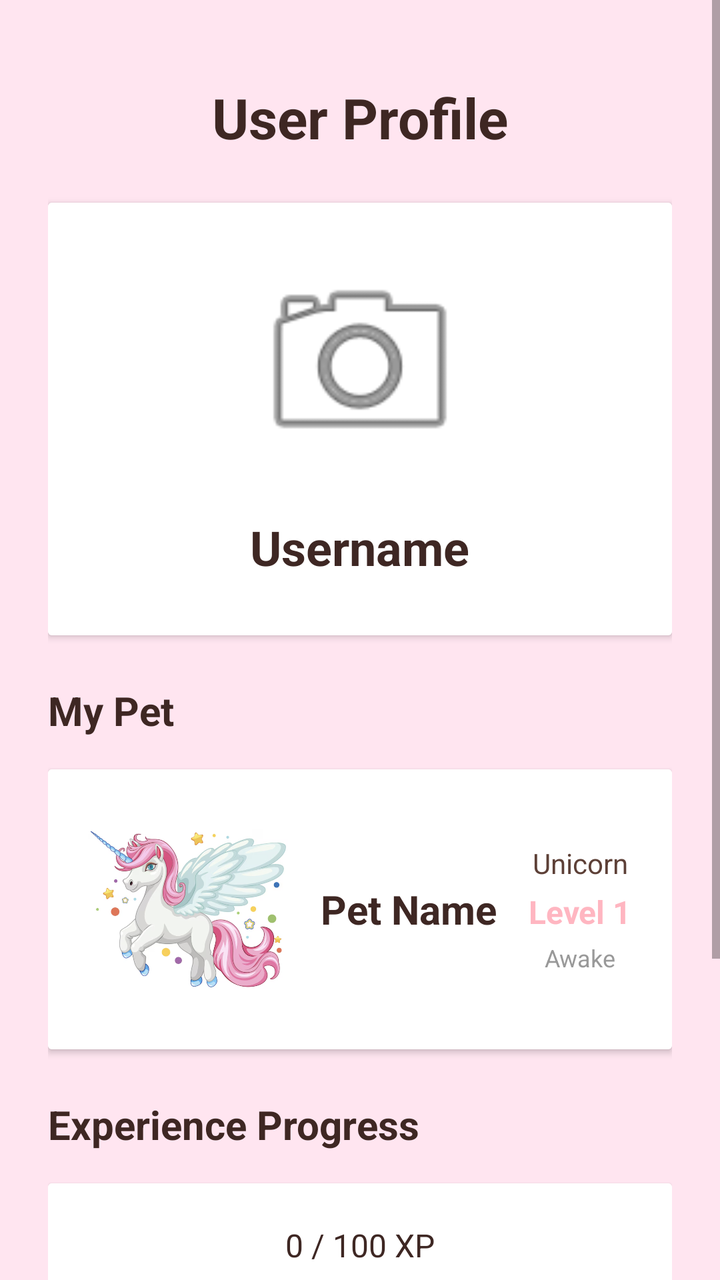
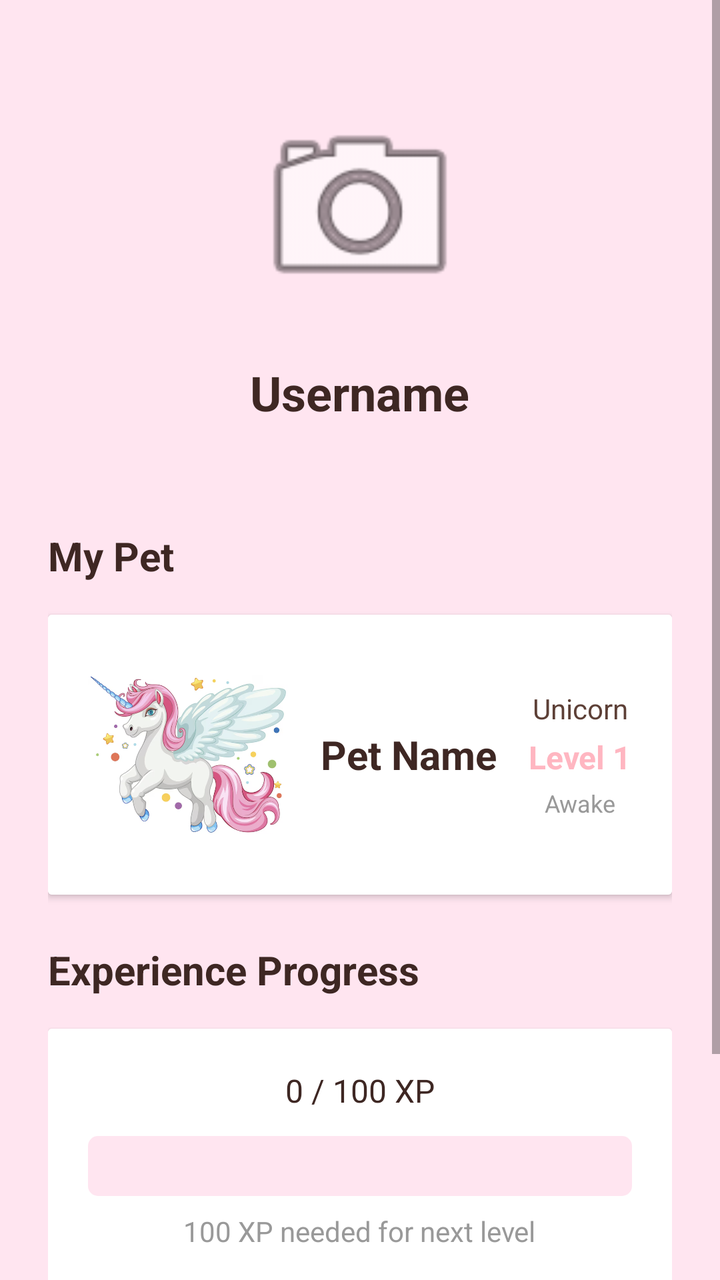

Screens rendered from an Android XML layout before and after an edit, with the pre-edit source and the edit as a unified diff.
<!-- AndroidManifest.xml: activity theme Theme.AppCompat.Light.NoActionBar -->
<!-- res/layout/activity_user_profile.xml -->
<?xml version="1.0" encoding="utf-8"?>
<ScrollView xmlns:android="http://schemas.android.com/apk/res/android"
    android:layout_width="match_parent"
    android:layout_height="match_parent"
    android:background="#FFE5F0">

    <LinearLayout
        android:layout_width="match_parent"
        android:layout_height="wrap_content"
        android:orientation="vertical"
        android:padding="24dp"
        android:gravity="center_horizontal">

        <TextView
            android:layout_width="wrap_content"
            android:layout_height="wrap_content"
            android:text="User Profile"
            android:textSize="28sp"
            android:textStyle="bold"
            android:textColor="#3E2723"
            android:layout_marginTop="16dp"
            android:layout_marginBottom="24dp" />

        
        <androidx.cardview.widget.CardView
            android:layout_width="match_parent"
            android:layout_height="wrap_content"
            android:layout_marginBottom="24dp"
            android:elevation="4dp"
            android:radius="12dp">

            <LinearLayout
                android:layout_width="match_parent"
                android:layout_height="wrap_content"
                android:orientation="vertical"
                android:padding="20dp"
                android:gravity="center_horizontal"
                android:background="#FFFFFF">

                <ImageView
                    android:id="@+id/userAvatar"
                    android:layout_width="120dp"
                    android:layout_height="120dp"
                    android:src="@android:drawable/ic_menu_camera"
                    android:background="@android:color/white"
                    android:padding="4dp"
                    android:contentDescription="User avatar"
                    android:scaleType="centerCrop"
                    android:layout_marginBottom="16dp" />

                <TextView
                    android:id="@+id/usernameText"
                    android:layout_width="wrap_content"
                    android:layout_height="wrap_content"
                    android:text="Username"
                    android:textSize="24sp"
                    android:textStyle="bold"
                    android:textColor="#3E2723"
                    android:layout_marginBottom="8dp" />

            </LinearLayout>
        </androidx.cardview.widget.CardView>

        
        <TextView
            android:layout_width="match_parent"
            android:layout_height="wrap_content"
            android:text="My Pet"
            android:textSize="20sp"
            android:textStyle="bold"
            android:textColor="#3E2723"
            android:layout_marginBottom="16dp" />

        <androidx.cardview.widget.CardView
            android:layout_width="match_parent"
            android:layout_height="wrap_content"
            android:layout_marginBottom="24dp"
            android:elevation="4dp"
            android:radius="12dp">

            <LinearLayout
                android:layout_width="match_parent"
                android:layout_height="wrap_content"
                android:orientation="horizontal"
                android:padding="20dp"
                android:gravity="center_vertical"
                android:background="#FFFFFF">

                
                <ImageView
                    android:id="@+id/petImage"
                    android:layout_width="100dp"
                    android:layout_height="100dp"
                    android:src="@drawable/unicorn_level1"
                    android:contentDescription="Pet image"
                    android:scaleType="centerInside"
                    android:layout_marginEnd="16dp" />

                
                <TextView
                    android:id="@+id/petNameText"
                    android:layout_width="0dp"
                    android:layout_height="wrap_content"
                    android:layout_weight="1"
                    android:text="Pet Name"
                    android:textSize="20sp"
                    android:textStyle="bold"
                    android:textColor="#3E2723"
                    android:gravity="center"
                    android:layout_marginEnd="16dp" />

                
                <LinearLayout
                    android:layout_width="wrap_content"
                    android:layout_height="wrap_content"
                    android:orientation="vertical"
                    android:gravity="center">

                    <TextView
                        android:id="@+id/petTypeText"
                        android:layout_width="wrap_content"
                        android:layout_height="wrap_content"
                        android:text="Unicorn"
                        android:textSize="14sp"
                        android:textColor="#5D4037"
                        android:gravity="center"
                        android:layout_marginBottom="4dp" />

                    <TextView
                        android:id="@+id/petLevelText"
                        android:layout_width="wrap_content"
                        android:layout_height="wrap_content"
                        android:text="Level 1"
                        android:textSize="16sp"
                        android:textStyle="bold"
                        android:textColor="#FFB6C1"
                        android:gravity="center"
                        android:layout_marginBottom="4dp" />

                    <TextView
                        android:id="@+id/petStatusText"
                        android:layout_width="wrap_content"
                        android:layout_height="wrap_content"
                        android:text="Awake"
                        android:textSize="12sp"
                        android:textColor="#999999"
                        android:gravity="center" />

                </LinearLayout>

            </LinearLayout>
        </androidx.cardview.widget.CardView>

        
        <TextView
            android:layout_width="match_parent"
            android:layout_height="wrap_content"
            android:text="Experience Progress"
            android:textSize="20sp"
            android:textStyle="bold"
            android:textColor="#3E2723"
            android:layout_marginBottom="16dp" />

        <androidx.cardview.widget.CardView
            android:layout_width="match_parent"
            android:layout_height="wrap_content"
            android:layout_marginBottom="24dp"
            android:elevation="4dp"
            android:radius="12dp">

            <LinearLayout
                android:layout_width="match_parent"
                android:layout_height="wrap_content"
                android:orientation="vertical"
                android:padding="20dp"
                android:background="#FFFFFF">

                <TextView
                    android:id="@+id/xpText"
                    android:layout_width="wrap_content"
                    android:layout_height="wrap_content"
                    android:text="0 / 100 XP"
                    android:textSize="16sp"
                    android:textColor="#3E2723"
                    android:layout_marginBottom="12dp"
                    android:layout_gravity="center" />

                <ProgressBar
                    android:id="@+id/xpProgressBar"
                    style="@android:style/Widget.ProgressBar.Horizontal"
                    android:layout_width="match_parent"
                    android:layout_height="30dp"
                    android:max="100"
                    android:progress="0"
                    android:progressTint="#FFB6C1"
                    android:progressBackgroundTint="#FFE5F0" />

                <TextView
                    android:id="@+id/xpNextLevelText"
                    android:layout_width="wrap_content"
                    android:layout_height="wrap_content"
                    android:text="100 XP needed for next level"
                    android:textSize="14sp"
                    android:textColor="#999999"
                    android:layout_marginTop="8dp"
                    android:layout_gravity="center" />

                <TextView
                    android:id="@+id/maxLevelReachedText"
                    android:layout_width="wrap_content"
                    android:layout_height="wrap_content"
                    android:text="⭐ Max Level Reached! ⭐"
                    android:textSize="18sp"
                    android:textStyle="bold"
                    android:textColor="#FFB6C1"
                    android:layout_marginTop="8dp"
                    android:layout_gravity="center"
                    android:visibility="gone" />

            </LinearLayout>
        </androidx.cardview.widget.CardView>

        
        <Button
            android:id="@+id/backButton"
            android:layout_width="match_parent"
            android:layout_height="60dp"
            android:text="BACK"
            android:textSize="16sp"
            android:textStyle="bold"
            android:backgroundTint="#FFB6C1"
            android:textColor="#3E2723"
            android:layout_marginBottom="24dp" />

    </LinearLayout>
</ScrollView>
<!-- resources referenced by this layout -->
<resources>
  <!-- drawable unicorn_level1: png bitmap (drawable, 916925 bytes) -->
</resources>

<!-- the commit's change to res/layout/activity_user_profile.xml (unified diff, before → after) -->
@@ -11,55 +11,36 @@
         android:padding="24dp"
         android:gravity="center_horizontal">
 
-        <TextView
-            android:layout_width="wrap_content"
-            android:layout_height="wrap_content"
-            android:text="User Profile"
-            android:textSize="28sp"
-            android:textStyle="bold"
-            android:textColor="#3E2723"
-            android:layout_marginTop="16dp"
-            android:layout_marginBottom="24dp" />
-
-        
-        <androidx.cardview.widget.CardView
-            android:layout_width="match_parent"
-            android:layout_height="wrap_content"
-            android:layout_marginBottom="24dp"
-            android:elevation="4dp"
-            android:radius="12dp">
-
-            <LinearLayout
-                android:layout_width="match_parent"
+        
+        <LinearLayout
+            android:layout_width="match_parent"
+            android:layout_height="wrap_content"
+            android:orientation="vertical"
+            android:padding="20dp"
+            android:gravity="center_horizontal"
+            android:layout_marginBottom="24dp">
+
+            <ImageView
+                android:id="@+id/userAvatar"
+                android:layout_width="120dp"
+                android:layout_height="120dp"
+                android:src="@android:drawable/ic_menu_camera"
+                android:padding="4dp"
+                android:contentDescription="User avatar"
+                android:scaleType="centerCrop"
+                android:layout_marginBottom="16dp" />
+
+            <TextView
+                android:id="@+id/usernameText"
+                android:layout_width="wrap_content"
                 android:layout_height="wrap_content"
-                android:orientation="vertical"
-                android:padding="20dp"
-                android:gravity="center_horizontal"
-                android:background="#FFFFFF">
-
-                <ImageView
-                    android:id="@+id/userAvatar"
-                    android:layout_width="120dp"
-                    android:layout_height="120dp"
-                    android:src="@android:drawable/ic_menu_camera"
-                    android:background="@android:color/white"
-                    android:padding="4dp"
-                    android:contentDescription="User avatar"
-                    android:scaleType="centerCrop"
-                    android:layout_marginBottom="16dp" />
-
-                <TextView
-                    android:id="@+id/usernameText"
-                    android:layout_width="wrap_content"
-                    android:layout_height="wrap_content"
-                    android:text="Username"
-                    android:textSize="24sp"
-                    android:textStyle="bold"
-                    android:textColor="#3E2723"
-                    android:layout_marginBottom="8dp" />
-
-            </LinearLayout>
-        </androidx.cardview.widget.CardView>
+                android:text="Username"
+                android:textSize="24sp"
+                android:textStyle="bold"
+                android:textColor="#3E2723"
+                android:layout_marginBottom="8dp" />
+
+        </LinearLayout>
 
         
         <TextView
